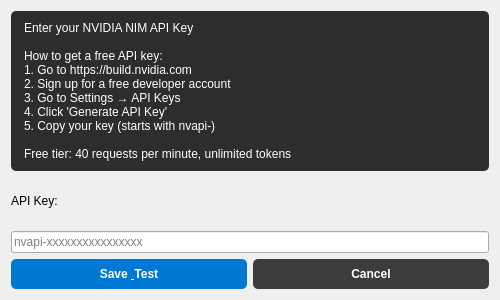
Old version of the form ui_designer/login_dialog.ui in the repository Arean82/llm_chat_app.
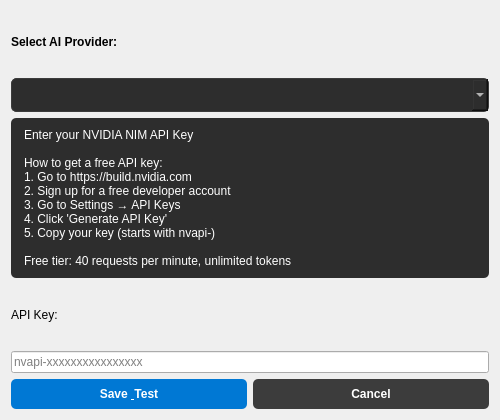
New version of the form.

Commit message: feat: implement multi-provider login system with dynamic configuration and persistent credential storage

What changed in the file:
```diff
--- a/ui_designer/login_dialog.ui
+++ b/ui_designer/login_dialog.ui
@@ -7,7 +7,7 @@
     <x>0</x>
     <y>0</y>
     <width>500</width>
-    <height>300</height>
+    <height>420</height>
    </rect>
   </property>
   <property name="minimumSize">
@@ -20,6 +20,34 @@
    <string>Settings - NVIDIA NIM API</string>
   </property>
   <layout class="QVBoxLayout" name="dialog_layout">
+   <item>
+    <widget class="QLabel" name="provider_label">
+     <property name="text">
+      <string>Select AI Provider:</string>
+     </property>
+     <property name="styleSheet">
+      <string notr="true">font-weight: bold;</string>
+     </property>
+    </widget>
+   </item>
+   <item>
+    <widget class="QComboBox" name="provider_combo">
+     <property name="styleSheet">
+      <string notr="true">QComboBox {
+    background-color: #2d2d2d;
+    color: #ffffff;
+    border: 1px solid #3c3c3c;
+    border-radius: 5px;
+    padding: 8px;
+}
+QComboBox QAbstractItemView {
+    background-color: #2d2d2d;
+    color: white;
+    selection-background-color: #0078d4;
+}</string>
+     </property>
+    </widget>
+   </item>
    <item>
     <widget class="QLabel" name="instructions">
      <property name="styleSheet">
```
Left out of the diff: 2 changed lines with no effect on the pictures. The commit also changes 2 other files.
